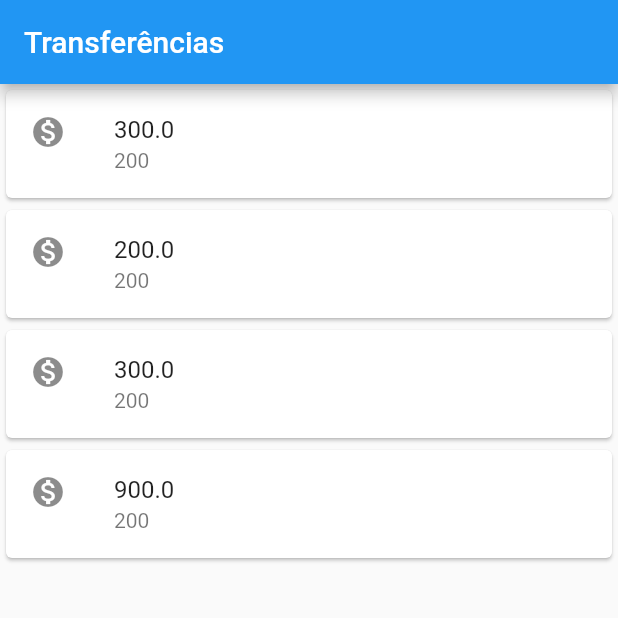
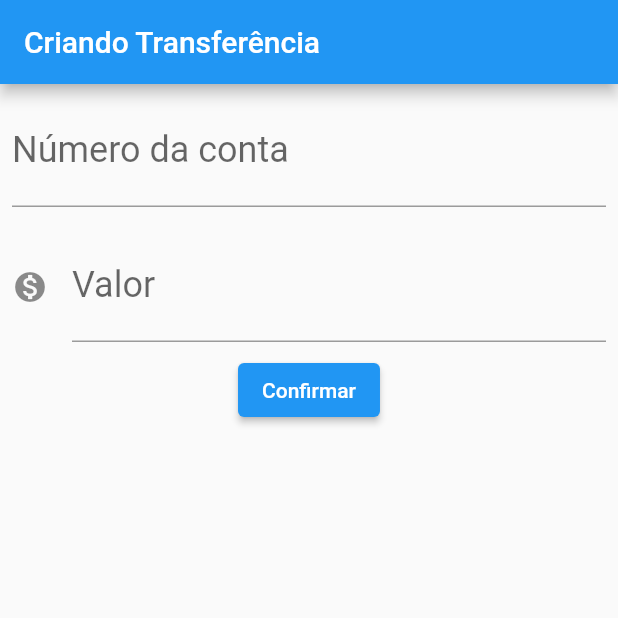
Before and after one commit to mateuschaves/flutter-course, a Flutter app: the screen it shows after launch, on a phone screen of 412 x 824 dp, the top half of it. Run offline on Flutter 3.47's test engine with Material 2 defaults, Android fonts, the phone set to English and light mode, and no system bars.

Commit message:
criando transferência

```diff
--- a/lib/main.dart
+++ b/lib/main.dart
@@ -1,13 +1,80 @@
 import 'package:flutter/material.dart';
 
-void main() => runApp(
-  MaterialApp(
+void main() => runApp(const BytebankApp());
+
+class BytebankApp extends StatelessWidget {
+  const BytebankApp({Key? key}) : super(key: key);
+
+  @override
+  Widget build(BuildContext context) {
+    return MaterialApp(
       home: Scaffold(
-      body: const ListaTransferencias(),
-      appBar: AppBar(title: const Text('Transferências'),),
-    )
+        body: FormularioTransferencia(),
       )
     );
+  }
+}
+
+class FormularioTransferencia extends StatelessWidget{
+  FormularioTransferencia({Key? key}) : super(key: key);
+
+  final TextEditingController _controladorCampoNumeroConta = TextEditingController();
+  final TextEditingController _controladorCampoValor = TextEditingController();
+
+
+  @override
+  Widget build(BuildContext context) {
+    return Scaffold(
+      appBar: AppBar(title: const Text('Criando Transferência')),
+      body: Column(children: <Widget>[
+        Padding(
+          padding: const EdgeInsets.all(8.0),
+          child: TextField(
+            controller: _controladorCampoNumeroConta,
+            style: const TextStyle(
+              fontSize: 24,
+            ),
+            decoration: const InputDecoration(
+              labelText: 'Número da conta',
+              hintText: '0000',
+            ),
+            keyboardType: TextInputType.number,
+          ),
+        ),
+        Padding(
+          padding: const EdgeInsets.all(8.0),
+          child: TextField(
+            controller: _controladorCampoValor,
+            style: const TextStyle(
+              fontSize: 24,
+            ),
+            decoration: const InputDecoration(
+              icon: Icon(Icons.monetization_on),
+              labelText: 'Valor',
+              hintText: '0.00',
+            ),
+            keyboardType: TextInputType.number,
+          ),
+        ),
+        ElevatedButton(
+          child: const Text('Confirmar'),
+          onPressed: () {
+            debugPrint('clicou no confirmar');
+            debugPrint(_controladorCampoValor.text);
+
+            final int? numeroConta = int.tryParse(_controladorCampoNumeroConta.text);
+            final double? valor = double.tryParse(_controladorCampoValor.text);
+
+            if(numeroConta != null && valor != null) {
+              final transferenciaCriada = TransferenciaDto(valor, numeroConta);
+            }
+          },
+        ),
+      ],
+      ),
+    );
+  }
+}
 
 
 class ListaTransferencias extends StatelessWidget {
@@ -15,7 +82,8 @@ class ListaTransferencias extends StatelessWidget {
 
   @override
   Widget build(BuildContext context) {
-    return (
+    return Scaffold(
+      body: (
         Column(
           children: <Widget>[
             Transferencia(transferenciaDto: TransferenciaDto(300.0, 200)),
@@ -24,6 +92,9 @@ class ListaTransferencias extends StatelessWidget {
             Transferencia(transferenciaDto: TransferenciaDto(900.0, 200)),
           ],
         )
+      ),
+      appBar: AppBar(title: const Text('Transferências'),
+      ),
     );
   }
 }
```
Lines whose indentation alone changed are shown as unchanged.
